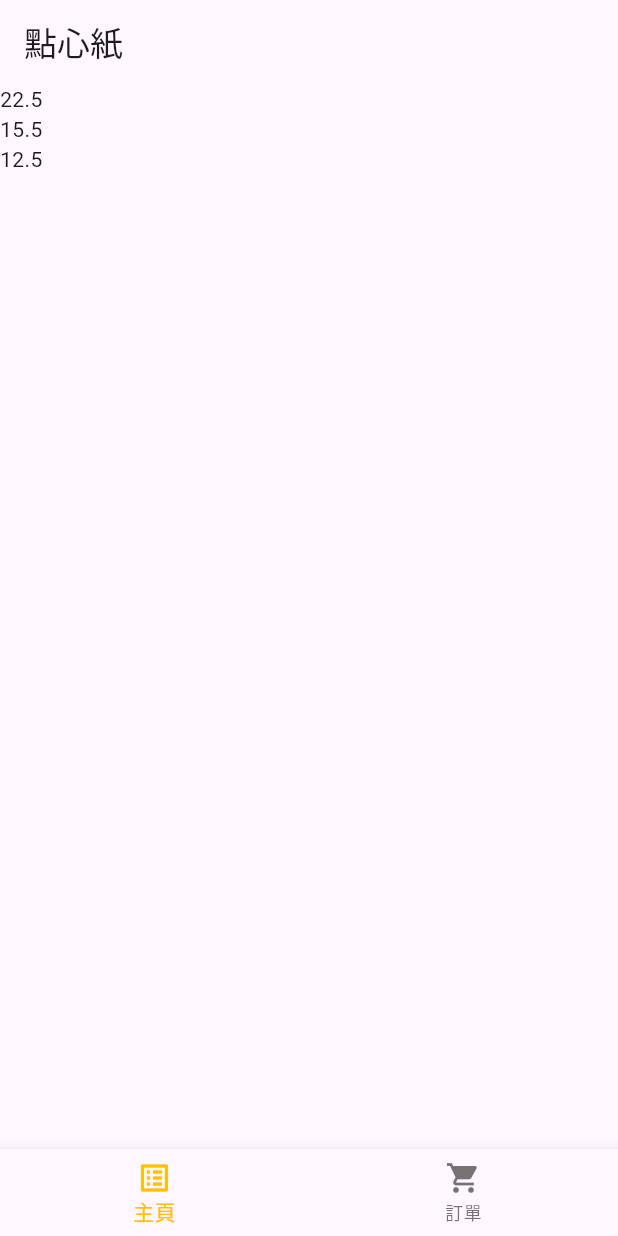
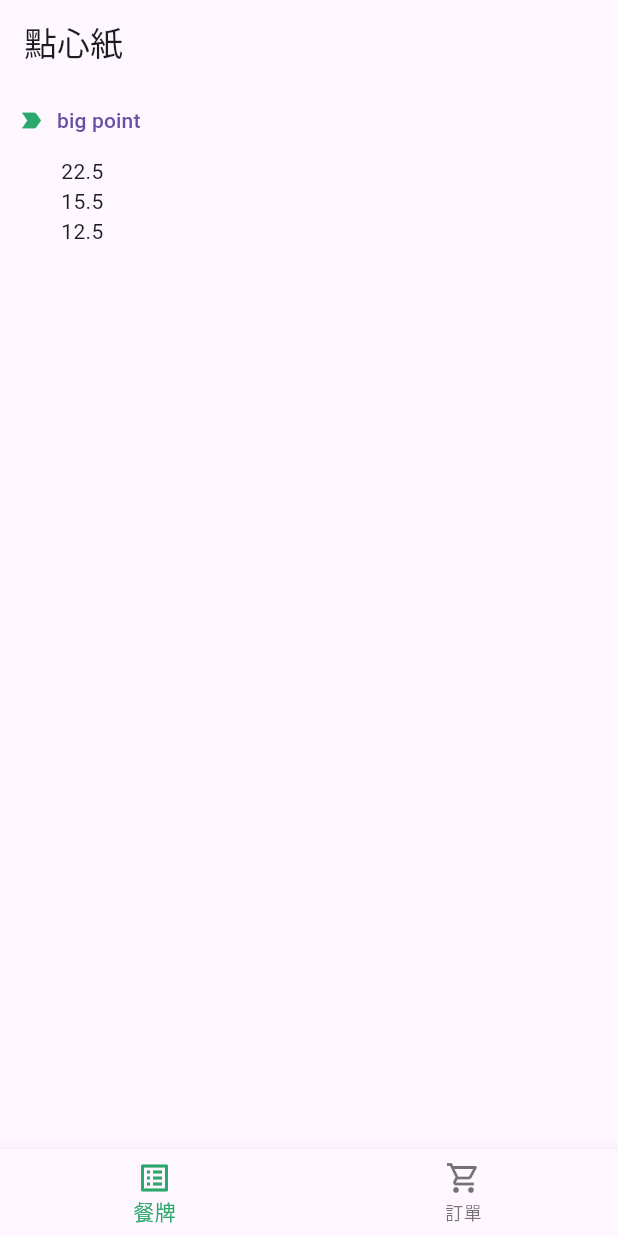
Before and after one commit to IamHaydenNg/dim_sum_order, a Flutter app: the screen it shows after launch, on a phone screen of 412 x 824 dp. Run offline on Flutter 3.47's test engine with Material 3 defaults, Android fonts, the light colour scheme and no system bars.

Commit message:
Update wording and theme

```diff
--- a/lib/main.dart
+++ b/lib/main.dart
@@ -20,9 +20,10 @@ class MyApp extends StatelessWidget {
 
   @override
   Widget build(BuildContext context) {
-    return const MaterialApp(
+    return MaterialApp(
       title: '點心紙',
-      home: HomeScreen(),
+      theme: ThemeData(primaryColor: Color.fromARGB(255, 45, 168, 108)),
+      home: const HomeScreen(),
     );
   }
 }
--- a/lib/widgets/bottom_nav_bar.dart
+++ b/lib/widgets/bottom_nav_bar.dart
@@ -12,17 +12,17 @@ class BottomNavBar extends StatelessWidget {
     return BottomNavigationBar(
       items: const [
         BottomNavigationBarItem(
-          icon: Icon(Icons.list_alt),
-          label: '主頁',
+          icon: Icon(Icons.list_alt_outlined),
+          label: '餐牌',
         ),
         BottomNavigationBarItem(
-          icon: Icon(Icons.shopping_cart),
+          icon: Icon(Icons.shopping_cart_outlined),
           label: '訂單',
         ),
       ],
       currentIndex: currentIndex,
       onTap: onItemTapped,
-      fixedColor: Colors.amber,
+      fixedColor: Theme.of(context).primaryColor,
     );
   }
 }
--- a/lib/widgets/category.dart
+++ b/lib/widgets/category.dart
@@ -21,6 +21,14 @@ class Category extends StatelessWidget {
           final category = snapshot.data!;
           return Column(
             children: [
+              TextButton.icon(
+                onPressed: () {},
+                label: const Text('big point'),
+                icon: Icon(
+                  Icons.label_important,
+                  color: Theme.of(context).primaryColor,
+                ),
+              ),
               Text(category.l.toString()),
               Text(category.m.toString()),
               Text(category.s.toString()),
```
